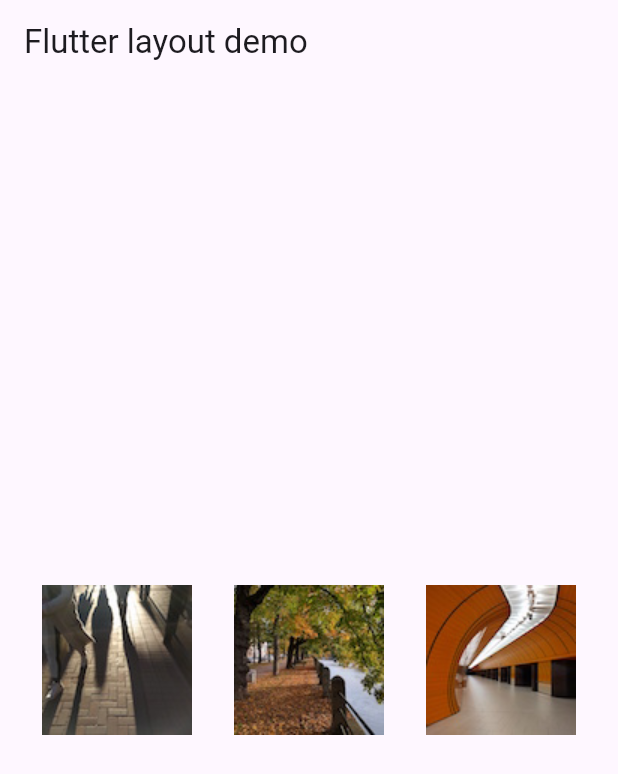
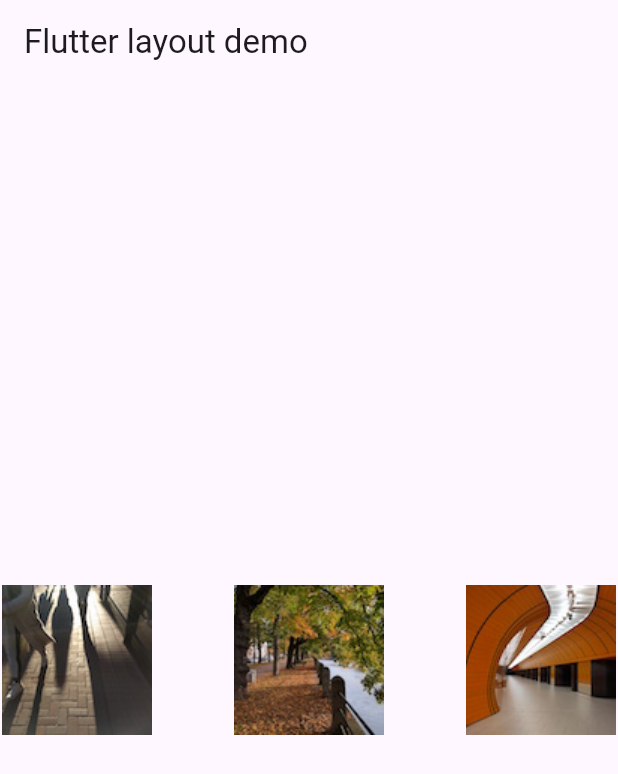
Before and after one commit to GE08T/layout_widget, a Flutter app: the screen it shows after launch, on a phone screen of 412 x 824 dp. Shown: the top 774 px of the screen. Run offline on Flutter 3.47's test engine with Material 3 defaults, Android fonts, the phone set to English and light mode, and no system bars.

```diff
--- a/lib/main.dart
+++ b/lib/main.dart
@@ -15,14 +15,14 @@ class MyApp extends StatelessWidget {
       title: 'Flutter layout demo',
       home: Scaffold(
         appBar: AppBar(title: const Text('Flutter layout demo')),
-        // Change to buildColumn() for the other column example
-        body: Center(child: buildRow()),
+        // Change to buildFoo() for the other examples
+        body: Center(child: buildExpandedImagesWithFlex()),
       ),
     );
   }
 
-  Widget buildRow() =>
-      // #docregion row
+  Widget buildOverflowingRow() =>
+      // #docregion overflowing-row
       Row(
         mainAxisAlignment: MainAxisAlignment.spaceEvenly,
         children: [
@@ -31,17 +31,29 @@ class MyApp extends StatelessWidget {
           Image.asset('images/pic3.jpg'),
         ],
       );
-  // #enddocregion row
+  // #enddocregion overflowing-row
 
-  Widget buildColumn() =>
-      // #docregion column
-      Column(
-        mainAxisAlignment: MainAxisAlignment.spaceEvenly,
+  Widget buildExpandedImages() =>
+      // #docregion expanded-images
+      Row(
+        crossAxisAlignment: CrossAxisAlignment.center,
         children: [
-          Image.asset('images/pic1.jpg'),
-          Image.asset('images/pic2.jpg'),
-          Image.asset('images/pic3.jpg'),
+          Expanded(child: Image.asset('images/pic1.jpg')),
+          Expanded(child: Image.asset('images/pic2.jpg')),
+          Expanded(child: Image.asset('images/pic3.jpg')),
         ],
       );
-  // #enddocregion column
+  // #enddocregion expanded-images
+
+  Widget buildExpandedImagesWithFlex() =>
+      // #docregion expanded-images-with-flex
+      Row(
+        crossAxisAlignment: CrossAxisAlignment.center,
+        children: [
+          Expanded(child: Image.asset('images/pic1.jpg')),
+          Expanded(flex: 2, child: Image.asset('images/pic2.jpg')),
+          Expanded(child: Image.asset('images/pic3.jpg')),
+        ],
+      );
+  // #enddocregion expanded-images-with-flex
 }
```
Also changed, not shown: ss/image2.png (added), ss/image3.png (added), ss/image4.png (added), 1 other file.
